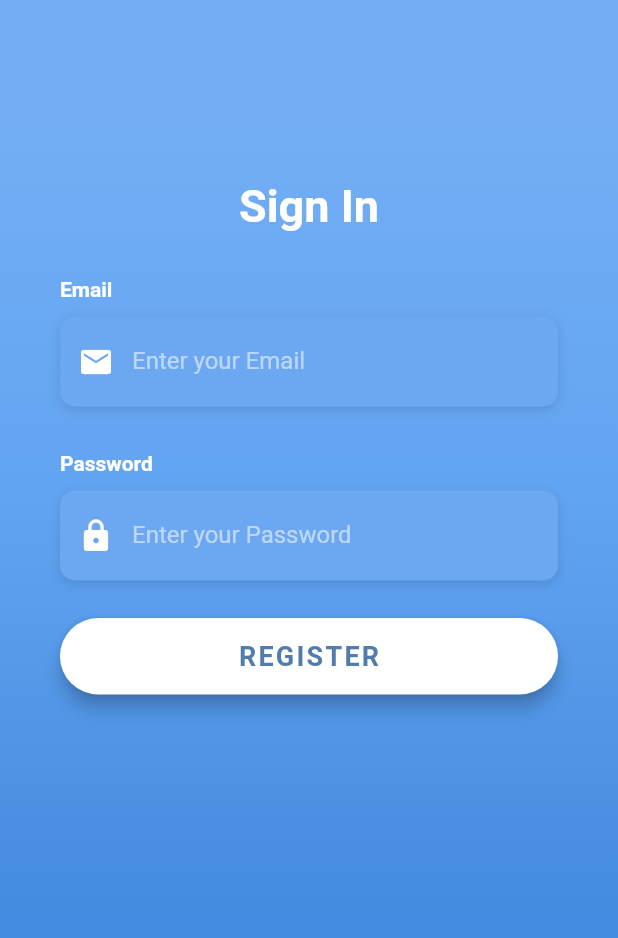
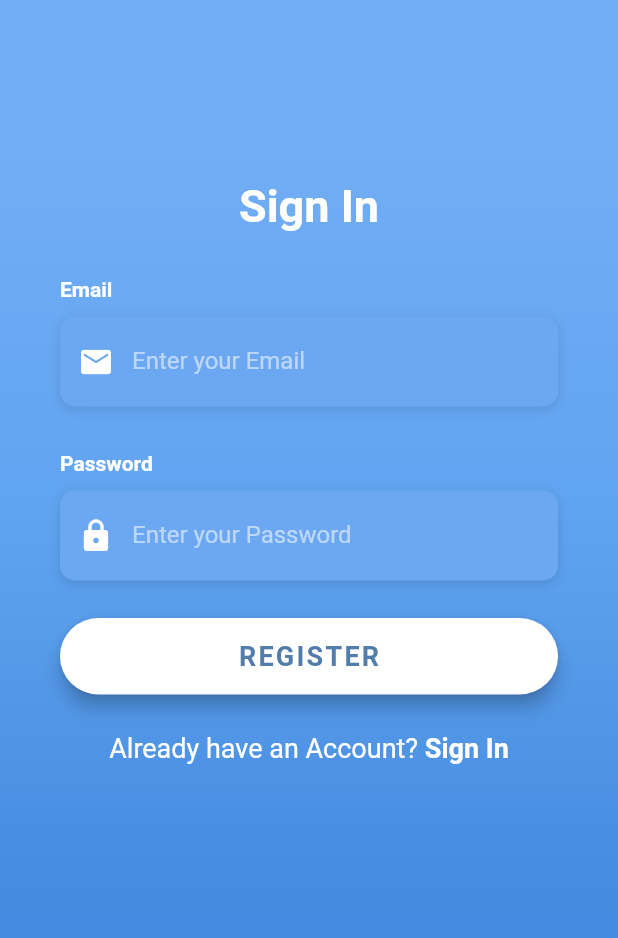
Before and after one commit to Shano99/Butter, a Flutter app: the SignUpScreen screen opened directly, on a phone screen of 412 x 824 dp. Shown: the top 938 px of the screen. Run offline on Flutter 3.47's test engine with Material 2 defaults, Android fonts, the phone set to English and light mode, and no system bars; our stand-ins replace firebase_auth, flutter_spinkit, google_sign_in; accounts and stored records are empty; Roboto replaces fonts that are missing (OpenSans).

Commit message:
Corrected Sign Up error

```diff
--- a/lib/screens/authenticate/login_screen.dart
+++ b/lib/screens/authenticate/login_screen.dart
@@ -6,6 +6,8 @@ import 'package:flutter/material.dart';
 import 'package:flutter/services.dart';
 
 class LoginScreen extends StatefulWidget {
+  final Function toggleView;
+  LoginScreen({this.toggleView});
   @override
   _LoginScreenState createState() => _LoginScreenState();
 }
@@ -228,7 +230,7 @@ class _LoginScreenState extends State<LoginScreen> {
   Widget _buildSignupBtn() {
     return GestureDetector(
       onTap: () {
-        SignUpScreen();
+        widget.toggleView();
       },
       child: RichText(
         text: TextSpan(
--- a/lib/screens/authenticate/signup_screen.dart
+++ b/lib/screens/authenticate/signup_screen.dart
@@ -4,6 +4,8 @@ import 'package:flutter/material.dart';
 import 'package:flutter/services.dart';
 
 class SignUpScreen extends StatefulWidget {
+  final Function toggleView;
+  SignUpScreen({this.toggleView});
   @override
   _SignUpScreenState createState() => _SignUpScreenState();
 }
@@ -134,6 +136,36 @@ class _SignUpScreenState extends State<SignUpScreen> {
     );
   }
 
+  Widget _buildSignInBtn() {
+    return GestureDetector(
+      onTap: () {
+        widget.toggleView();
+      },
+      child: RichText(
+        text: TextSpan(
+          children: [
+            TextSpan(
+              text: 'Already have an Account? ',
+              style: TextStyle(
+                color: Colors.white,
+                fontSize: 18.0,
+                fontWeight: FontWeight.w400,
+              ),
+            ),
+            TextSpan(
+              text: 'Sign In',
+              style: TextStyle(
+                color: Colors.white,
+                fontSize: 18.0,
+                fontWeight: FontWeight.bold,
+              ),
+            ),
+          ],
+        ),
+      ),
+    );
+  }
+
   @override
   Widget build(BuildContext context) {
     return Scaffold(
@@ -183,6 +215,7 @@ class _SignUpScreenState extends State<SignUpScreen> {
                       SizedBox(height: 30.0),
                       _buildEmailPasswordTF(),
                       _buildRegisterBtn(),
+                      _buildSignInBtn(),
                     ],
                   ),
                 ),
```
Also changed, not shown: lib/screens/authenticate/authenticate.dart (+11 -1 lines).
